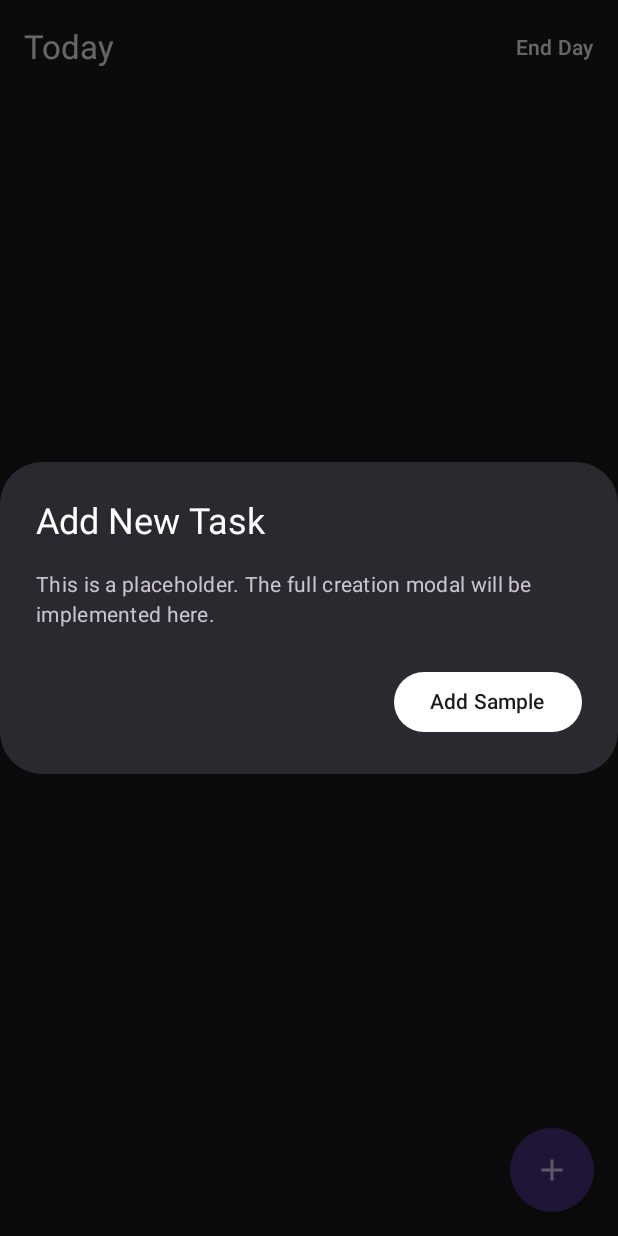
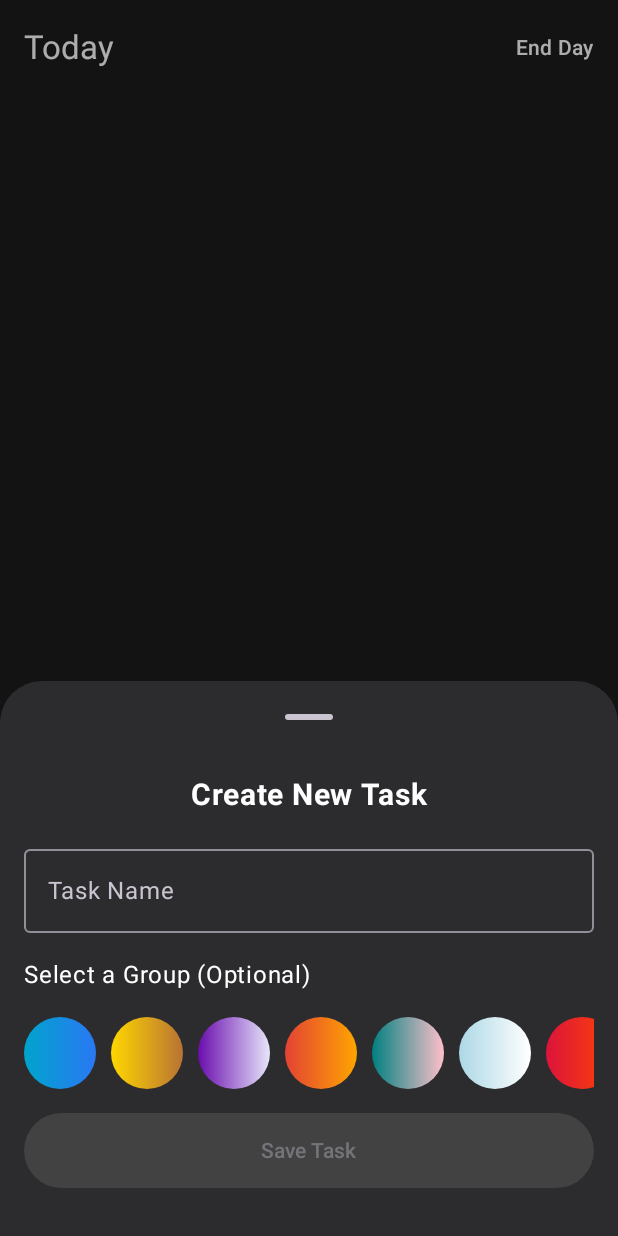
Before and after one commit to calistrovon8patra/Dashboard, an Android app built with Jetpack Compose: the screen it shows after launch (MainActivity), after a tap on "Add Task", on a phone screen of 412 x 824 dp. Run offline under Robolectric (Android 15) with nearby library versions, the phone set to English and light mode, and no system bars; our stand-ins replace Dagger/Hilt's generated code, Room's generated code.

Commit message:
Update HomeScreen.kt

```diff
--- a/app/src/main/java/com/github/dashboardapp/ui/home/HomeScreen.kt
+++ b/app/src/main/java/com/github/dashboardapp/ui/home/HomeScreen.kt
@@ -1,41 +1,52 @@
 package com.github.dashboardapp.ui.home
+
 import androidx.compose.foundation.background
+import androidx.compose.foundation.clickable
 import androidx.compose.foundation.layout.*
 import androidx.compose.foundation.lazy.LazyColumn
+import androidx.compose.foundation.lazy.LazyRow
 import androidx.compose.foundation.lazy.items
 import androidx.compose.foundation.shape.CircleShape
 import androidx.compose.foundation.shape.RoundedCornerShape
+import androidx.compose.material3.*
 import androidx.compose.material.icons.Icons
-import androidx.compose.material.icons.filled.Add
-import androidx.compose.material.icons.outlined.Timer
-import androidx.compose.material3.*
+import androidx.compose.material.icons.filled.*
 import androidx.compose.runtime.*
 import androidx.compose.ui.Alignment
 import androidx.compose.ui.Modifier
+import androidx.compose.ui.draw.clip
 import androidx.compose.ui.text.font.FontWeight
 import androidx.compose.ui.unit.dp
 import androidx.compose.ui.unit.sp
 import androidx.hilt.navigation.compose.hiltViewModel
 import androidx.lifecycle.compose.collectAsStateWithLifecycle
 import com.github.dashboardapp.data.local.model.Task
+import com.github.dashboardapp.data.local.model.TaskStatus
 import com.github.dashboardapp.ui.theme.*
+import kotlinx.coroutines.delay
+import kotlinx.coroutines.launch
+
 @OptIn(ExperimentalMaterial3Api::class)
 @Composable
 fun HomeScreen(viewModel: HomeViewModel = hiltViewModel()) {
     val tasks by viewModel.tasks.collectAsStateWithLifecycle()
-    var showAddTaskDialog by remember { mutableStateOf(false) }
+    val sheetState = rememberModalBottomSheetState(skipPartiallyExpanded = true)
+    var isSheetOpen by remember { mutableStateOf(false) }
+    val scope = rememberCoroutineScope()
+    var showStopDialog by remember { mutableStateOf<Task?>(null) }
+
     Scaffold(
         containerColor = MaterialTheme.colorScheme.background,
         floatingActionButton = {
-            FloatingActionButton(onClick = { showAddTaskDialog = true }, shape = CircleShape) {
-                Icon(Icons.Filled.Add, "Add Task")
+            FloatingActionButton(onClick = { isSheetOpen = true }, shape = CircleShape, containerColor = MaterialTheme.colorScheme.primary) {
+                Icon(Icons.Filled.Add, "Add Task", tint = MaterialTheme.colorScheme.background)
             }
         },
         topBar = {
             TopAppBar(
                 title = { Text("Today") },
                 colors = TopAppBarDefaults.topAppBarColors(containerColor = MaterialTheme.colorScheme.background),
-                actions = { TextButton(onClick = {}) { Text("End Day") } }
+                actions = { TextButton(onClick = { /* TODO */ }) { Text("End Day") } }
             )
         }
     ) { padding ->
@@ -45,48 +56,153 @@ fun HomeScreen(viewModel: HomeViewModel = hiltViewModel()) {
             contentPadding = PaddingValues(bottom = 80.dp)
         ) {
             items(tasks, key = { it.id }) { task ->
-                TaskCard(task = task, onCheckedChange = { viewModel.onTaskCheckedChanged(task, it) })
+                TaskCard(
+                    task = task,
+                    onCheckedChange = { viewModel.onTaskCheckedChanged(task, it) },
+                    onPlayPause = { viewModel.onTimerPlayPause(task) },
+                    onStop = { showStopDialog = task }
+                )
+            }
+        }
+
+        if (isSheetOpen) {
+            AddTaskBottomSheet(
+                onDismiss = { isSheetOpen = false },
+                onAddTask = { name, groupId ->
+                    viewModel.addTask(name, groupId)
+                    scope.launch { sheetState.hide() }.invokeOnCompletion { if (!sheetState.isVisible) isSheetOpen = false }
+                },
+                sheetState = sheetState
+            )
+        }
+
+        showStopDialog?.let { taskToStop ->
+            StopTimerDialog(
+                onDismiss = { showStopDialog = null },
+                onConfirm = { saveTime ->
+                    viewModel.onTimerStop(taskToStop, saveTime)
+                    showStopDialog = null
+                }
+            )
+        }
+    }
+}
+
+@OptIn(ExperimentalMaterial3Api::class)
+@Composable
+fun AddTaskBottomSheet(
+    onDismiss: () -> Unit,
+    onAddTask: (String, String?) -> Unit,
+    sheetState: SheetState
+) {
+    ModalBottomSheet(sheetState = sheetState, onDismissRequest = onDismiss, containerColor = CardBackground) {
+        var taskName by remember { mutableStateOf("") }
+        var selectedGroupId by remember { mutableStateOf<Int?>(null) }
+
+        Column(
+            modifier = Modifier.padding(16.dp).navigationBarsPadding().padding(bottom = 16.dp),
+            horizontalAlignment = Alignment.CenterHorizontally,
+            verticalArrangement = Arrangement.spacedBy(16.dp)
+        ) {
+            Text("Create New Task", fontSize = 20.sp, fontWeight = FontWeight.Bold)
+            OutlinedTextField(
+                value = taskName,
+                onValueChange = { taskName = it },
+                label = { Text("Task Name") },
+                modifier = Modifier.fillMaxWidth(),
+                singleLine = true
+            )
+            Text("Select a Group (Optional)", modifier = Modifier.align(Alignment.Start))
+            GroupPicker(selectedGroupId = selectedGroupId, onGroupSelected = { selectedGroupId = it })
+            Button(
+                onClick = { onAddTask(taskName, selectedGroupId?.toString()) },
+                modifier = Modifier.fillMaxWidth().height(50.dp),
+                enabled = taskName.isNotBlank()
+            ) { Text("Save Task") }
+        }
+    }
+}
+
+@Composable
+fun StopTimerDialog(onDismiss: () -> Unit, onConfirm: (Boolean) -> Unit) {
+    AlertDialog(
+        onDismissRequest = onDismiss,
+        title = { Text("Stop Timer") },
+        text = { Text("Do you want to save the logged time to this task?") },
+        confirmButton = { Button(onClick = { onConfirm(true) }) { Text("Save") } },
+        dismissButton = { TextButton(onClick = { onConfirm(false) }) { Text("Abort") } }
+    )
+}
+
+@Composable
+fun GroupPicker(selectedGroupId: Int?, onGroupSelected: (Int?) -> Unit) {
+    val groups = (1..10).toList()
+    LazyRow(horizontalArrangement = Arrangement.spacedBy(10.dp)) {
+        items(groups) { groupId ->
+            val isSelected = selectedGroupId == groupId
+            Box(
+                modifier = Modifier.size(48.dp).clip(CircleShape).background(getGradientById(groupId) ?: SkyPulse).clickable { onGroupSelected(if (isSelected) null else groupId) },
+                contentAlignment = Alignment.Center
+            ) {
+                if (isSelected) Icon(Icons.Filled.Check, "Selected", tint = MatteBlack)
             }
         }
     }
-    if (showAddTaskDialog) {
-        AlertDialog(
-            onDismissRequest = { showAddTaskDialog = false },
-            title = { Text("Add New Task") },
-            text = { Text("This is a placeholder. The full creation modal will be implemented here.") },
-            confirmButton = {
-                Button(onClick = {
-                    val randomGroup = (1..10).random()
-                    viewModel.addTask(Task(name = "Sample Task", groupId = randomGroup.toString(), timerEnabled = randomGroup % 2 == 0))
-                    showAddTaskDialog = false
-                }) { Text("Add Sample") }
+}
+
+@Composable
+fun TaskCard(task: Task, onCheckedChange: (Boolean) -> Unit, onPlayPause: () -> Unit, onStop: () -> Unit) {
+    val gradient = getGradientById(task.groupId?.toIntOrNull())
+    val isChecked = task.status == TaskStatus.COMPLETED
+    var displayedTime by remember { mutableStateOf(task.timeLoggedInMillis) }
+
+    // This effect makes the timer tick visually
+    LaunchedEffect(key1 = task.timerIsRunning, key2 = task.timeLoggedInMillis) {
+        if (task.timerIsRunning) {
+            val resumeTime = System.currentTimeMillis()
+            val timeWhenPaused = task.timeLoggedInMillis
+            while (true) {
+                val elapsed = System.currentTimeMillis() - resumeTime
+                displayedTime = timeWhenPaused + elapsed
+                delay(1000)
             }
-        )
+        } else {
+            displayedTime = task.timeLoggedInMillis
+        }
     }
-}
-@Composable
-fun TaskCard(task: Task, onCheckedChange: (Boolean) -> Unit) {
-    val gradient = getGradientById(task.groupId?.toIntOrNull())
-    Card(
-        shape = RoundedCornerShape(12.dp),
-        colors = CardDefaults.cardColors(containerColor = MaterialTheme.colorScheme.surface)
-    ) {
+
+    fun formatTime(millis: Long): String {
+        val totalSeconds = millis / 1000
+        val seconds = totalSeconds % 60
+        val minutes = (totalSeconds / 60) % 60
+        val hours = totalSeconds / 3600
+        return if (hours > 0) String.format("%d:%02d:%02d", hours, minutes, seconds) else String.format("%02d:%02d", minutes, seconds)
+    }
+
+    Card(shape = RoundedCornerShape(12.dp), colors = CardDefaults.cardColors(containerColor = MaterialTheme.colorScheme.surface)) {
         Row(Modifier.fillMaxWidth(), verticalAlignment = Alignment.CenterVertically) {
-            if (gradient != null) {
-                Box(Modifier.width(6.dp).height(60.dp).background(gradient))
-            }
+            if (gradient != null) Box(Modifier.width(6.dp).height(80.dp).background(gradient))
             Row(
                 modifier = Modifier.padding(horizontal = 12.dp, vertical = 8.dp).weight(1f),
                 verticalAlignment = Alignment.CenterVertically,
                 horizontalArrangement = Arrangement.spacedBy(12.dp)
             ) {
-                Checkbox(checked = false, onCheckedChange = onCheckedChange)
+                Checkbox(checked = isChecked, onCheckedChange = onCheckedChange)
                 Column(Modifier.weight(1f)) {
                     Text(text = task.name, fontSize = 16.sp, fontWeight = FontWeight.SemiBold)
-                    Text(text = "Due today", fontSize = 12.sp, color = TextSecondary)
+                    if (task.timerIsRunning || displayedTime > 0) {
+                        Text(text = formatTime(displayedTime), color = if (task.timerIsRunning) RoseFade.brush.colorStops.first().color else TextSecondary, fontSize = 14.sp)
+                    } else {
+                        Text(text = "Due today", fontSize = 12.sp, color = TextSecondary)
+                    }
                 }
-                if (task.timerEnabled) {
-                    Icon(Icons.Outlined.Timer, "Timer", tint = IconTint)
+                Row {
+                    IconButton(onClick = onPlayPause, enabled = !isChecked) {
+                        Icon(imageVector = if (task.timerIsRunning) Icons.Filled.PauseCircle else Icons.Filled.PlayCircle, contentDescription = "Play/Pause Timer", tint = if (isChecked) IconTint.copy(alpha = 0.5f) else IconTint)
+                    }
+                    IconButton(onClick = onStop, enabled = (task.timerIsRunning || task.timeLoggedInMillis > 0) && !isChecked) {
+                        Icon(imageVector = Icons.Filled.StopCircle, contentDescription = "Stop Timer", tint = if (!task.timerIsRunning && task.timeLoggedInMillis == 0L || isChecked) IconTint.copy(alpha = 0.5f) else IconTint)
+                    }
                 }
             }
         }
```
